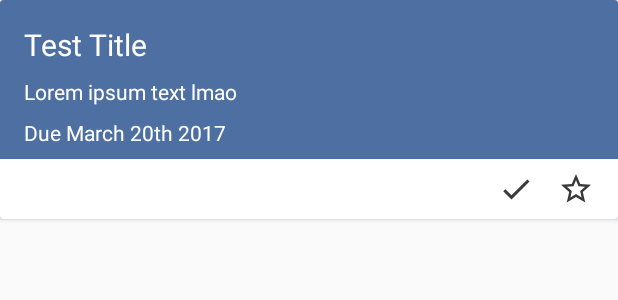
After one commit to darkterbear/sail, an Android app: the layout goal_card.xml on its own in the app's theme, with its tools: preview values and no code run, on a phone screen of 412 x 824 dp. The commit adds this screen. Shown: the top 300 px of the screen. Run offline under Robolectric (Android 15) with nearby library versions, the phone set to English and light mode, and no system bars.

Commit message:
Finished card adapters

```diff
--- a/Sail/app/src/main/AndroidManifest.xml
+++ b/Sail/app/src/main/AndroidManifest.xml
@@ -11,7 +11,9 @@
         <activity
             android:name=".MainActivity"
             android:label="@string/app_name"
-            android:theme="@style/AppTheme.NoActionBar">
+            android:theme="@style/AppTheme.NoActionBar"
+            android:screenOrientation="portrait"
+            android:configChanges="keyboardHidden|orientation|screenSize">
             <intent-filter>
                 <action android:name="android.intent.action.MAIN" />
 
--- a/Sail/app/src/main/java/io/phoenyx/sail/DBHandler.java
+++ b/Sail/app/src/main/java/io/phoenyx/sail/DBHandler.java
@@ -84,7 +84,9 @@ public class DBHandler extends SQLiteOpenHelper {
             + TIMELINE_EVENT_DESCRIPTION_COLUMN + " TEXT,"
             + TIMELINE_EVENT_DATE_COLUMN + " TEXT)";
 
-    public DBHandler(Context context, String name, SQLiteDatabase.CursorFactory factory, int version) {
+
+
+    public DBHandler(Context context) {
         super(context, DATABSE_NAME, null, DATABASE_VERSION);
     }
 
--- /dev/null
+++ b/Sail/app/src/main/res/layout/goal_card.xml
@@ -0,0 +1,78 @@
+<?xml version="1.0" encoding="utf-8"?>
+<android.support.v7.widget.CardView android:layout_width="match_parent"
+    android:layout_height="wrap_content"
+    android:id="@+id/goalCards"
+    android:backgroundTint="@color/colorPrimaryDark"
+    xmlns:android="http://schemas.android.com/apk/res/android">
+
+    <LinearLayout
+        android:id="@+id/goalTextGroup"
+        android:orientation="vertical"
+        android:layout_width="match_parent"
+        android:layout_height="wrap_content">
+        <TextView
+            android:layout_width="match_parent"
+            android:layout_height="wrap_content"
+            android:id="@+id/goalTitleTextView"
+            android:text="Test Title"
+            android:textAppearance="@style/TextAppearance.AppCompat"
+            android:textSize="20sp"
+            android:textColor="@color/colorAccent"
+            android:paddingBottom="8dp"
+            android:paddingLeft="16dp"
+            android:paddingTop="16dp"
+            android:paddingRight="16dp" />
+
+        <TextView
+            android:layout_width="match_parent"
+            android:layout_height="wrap_content"
+            android:id="@+id/goalDescriptionTextView"
+            android:text="Lorem ipsum text lmao"
+            android:paddingLeft="16dp"
+            android:paddingBottom="8dp"
+            android:textColor="@color/colorAccent"
+            android:paddingRight="16dp" />
+
+        <TextView
+            android:layout_width="match_parent"
+            android:layout_height="wrap_content"
+            android:id="@+id/goalDateTextView"
+            android:text="Due March 20th 2017"
+            android:paddingLeft="16dp"
+            android:paddingRight="16dp"
+            android:paddingBottom="8dp"
+            android:textColor="@color/colorAccent" />
+
+        <LinearLayout
+            android:id="@+id/goalButtonsGroup"
+            android:orientation="horizontal"
+            android:layout_width="match_parent"
+            android:layout_height="match_parent"
+            android:gravity="end"
+            android:paddingRight="16dp"
+            android:backgroundTint="@color/colorAccent"
+            android:background="@color/colorAccent">
+
+            <ImageButton
+                android:id="@+id/goalDoneButton"
+                android:layout_width="wrap_content"
+                android:layout_height="wrap_content"
+                android:src="@drawable/check"
+                android:background="@android:color/transparent"
+                android:layout_marginTop="8dp"
+                android:layout_marginBottom="8dp"
+                android:layout_marginRight="8dp" />
+
+            <ImageButton
+                android:id="@+id/goalStarButton"
+                android:layout_width="wrap_content"
+                android:layout_height="wrap_content"
+                android:background="@android:color/transparent"
+                android:src="@drawable/star_outline"
+                android:layout_marginTop="8dp"
+                android:layout_marginLeft="8dp" />
+        </LinearLayout>
+
+    </LinearLayout>
+
+</android.support.v7.widget.CardView>
```
Also changed, not shown: Sail/app/src/main/java/io/phoenyx/sail/AchievementsAdapter.java (added, +55 -0 lines), Sail/app/src/main/java/io/phoenyx/sail/AchievementsViewHolder.java (added, +25 -0 lines), Sail/app/src/main/java/io/phoenyx/sail/GoalsAdapter.java (added, +63 -0 lines), Sail/app/src/main/java/io/phoenyx/sail/GoalsViewHolder.java (added, +27 -0 lines), Sail/app/src/main/java/io/phoenyx/sail/PromisesAdapter.java (added, +63 -0 lines), Sail/app/src/main/java/io/phoenyx/sail/PromisesViewHolder.java (added, +27 -0 lines), Sail/app/src/main/java/io/phoenyx/sail/TimelineEventsAdapter.java (added, +42 -0 lines), Sail/app/src/main/java/io/phoenyx/sail/TimelineEventsViewHolder.java (added, +22 -0 lines), Sail/app/src/main/java/io/phoenyx/sail/fragments/GoalsFragment.java (+21 -0 lines), Sail/app/src/main/res/layout/achievement_card.xml (added, +69 -0 lines), Sail/app/src/main/res/layout/fragment_goals.xml (+3 -74 lines), Sail/app/src/main/res/layout/promise_card.xml (added, +90 -0 lines), Sail/app/src/main/res/layout/timeline_card.xml (added, +48 -0 lines).
